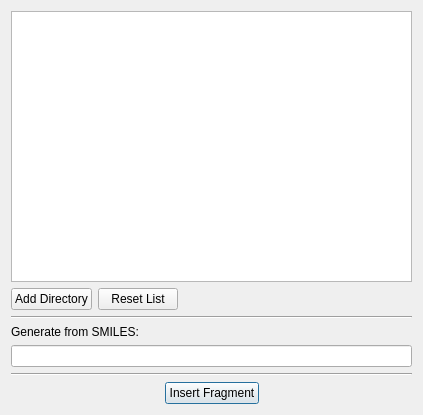
The window that libavogadro-kalzium/src/tools/insertfragmentdialog.ui (KDE/kalzium) describes before a commit, drawn with Qt 5.
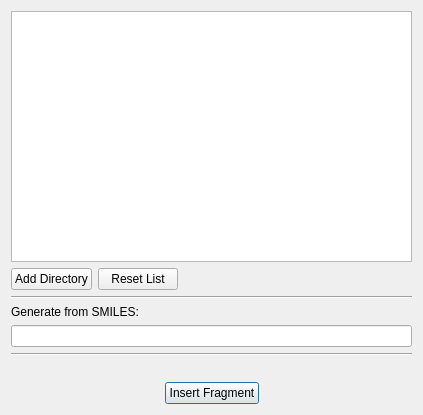
The same window after the commit.

The edit to the form file:
```diff
--- a/libavogadro-kalzium/src/tools/insertfragmentdialog.ui
+++ b/libavogadro-kalzium/src/tools/insertfragmentdialog.ui
@@ -71,6 +71,13 @@
      </property>
     </widget>
    </item>
+   <item>
+    <widget class="QLabel" name="toolTipLabel" >
+     <property name="text" >
+      <string/>
+     </property>
+    </widget>
+   </item>
    <item>
     <layout class="QHBoxLayout" >
      <item>
```
Left out of the diff: 6 changed lines with no effect on the pictures.
